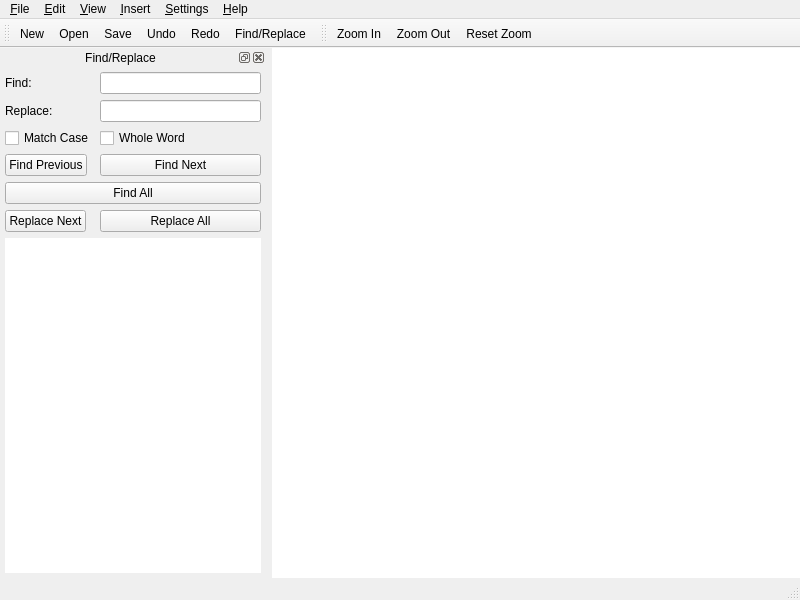
Qt form src/MainWindow.ui (laikatoolbox/laika-notepad) before a commit.
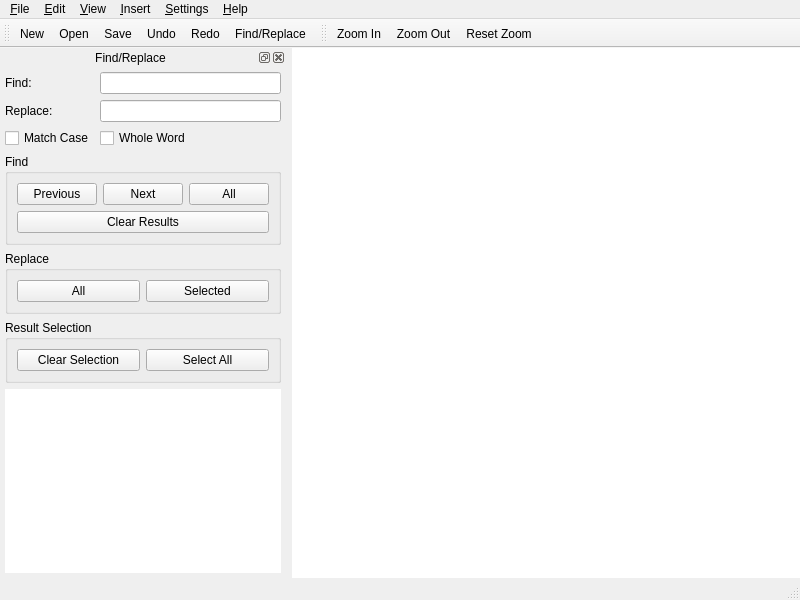
The same form after that commit. Icons and pictures are not drawn. Custom widgets are drawn as their Qt base class.

Commit message: Allow multiple selections

```diff
--- a/src/MainWindow.ui
+++ b/src/MainWindow.ui
@@ -270,18 +270,87 @@
        </property>
       </widget>
      </item>
-     <item row="5" column="0">
-      <widget class="QPushButton" name="replaceNextButton">
-       <property name="text">
-        <string>Replace Next</string>
+     <item row="3" column="0" colspan="2">
+      <widget class="QGroupBox" name="groupBox">
+       <property name="title">
+        <string>Find</string>
        </property>
+       <layout class="QGridLayout" name="gridLayout">
+        <item row="0" column="1">
+         <widget class="QPushButton" name="findNextButton">
+          <property name="text">
+           <string>Next</string>
+          </property>
+         </widget>
+        </item>
+        <item row="0" column="0">
+         <widget class="QPushButton" name="findPreviousButton">
+          <property name="text">
+           <string>Previous</string>
+          </property>
+         </widget>
+        </item>
+        <item row="0" column="2">
+         <widget class="QPushButton" name="findAllButton">
+          <property name="text">
+           <string>All</string>
+          </property>
+         </widget>
+        </item>
+        <item row="1" column="0" colspan="3">
+         <widget class="QPushButton" name="clearResultsButton">
+          <property name="text">
+           <string>Clear Results</string>
+          </property>
+         </widget>
+        </item>
+       </layout>
       </widget>
      </item>
-     <item row="5" column="1">
-      <widget class="QPushButton" name="replaceAllButton">
-       <property name="text">
-        <string>Replace All</string>
+     <item row="4" column="0" colspan="2">
+      <widget class="QGroupBox" name="groupBox_2">
+       <property name="title">
+        <string>Replace</string>
        </property>
+       <layout class="QGridLayout" name="gridLayout_2">
+        <item row="0" column="0">
+         <widget class="QPushButton" name="replaceAllButton">
+          <property name="text">
+           <string>All</string>
+          </property>
+         </widget>
+        </item>
+        <item row="0" column="1">
+         <widget class="QPushButton" name="replaceSelectedButton">
+          <property name="text">
+           <string>Selected</string>
+          </property>
+         </widget>
+        </item>
+       </layout>
+      </widget>
+     </item>
+     <item row="5" column="0" colspan="2">
+      <widget class="QGroupBox" name="groupBox_3">
+       <property name="title">
+        <string>Result Selection</string>
+       </property>
+       <layout class="QGridLayout" name="gridLayout_3">
+        <item row="0" column="0">
+         <widget class="QPushButton" name="clearSelectionButton">
+          <property name="text">
+           <string>Clear Selection</string>
+          </property>
+         </widget>
+        </item>
+        <item row="0" column="1">
+         <widget class="QPushButton" name="selectAllButton">
+          <property name="text">
+           <string>Select All</string>
+          </property>
+         </widget>
+        </item>
+       </layout>
       </widget>
      </item>
      <item row="6" column="0" colspan="2">
@@ -289,26 +358,8 @@
        <property name="frameShape">
         <enum>QFrame::Shape::NoFrame</enum>
        </property>
-      </widget>
-     </item>
-     <item row="3" column="0">
-      <widget class="QPushButton" name="findPreviousButton">
-       <property name="text">
-        <string>Find Previous</string>
-       </property>
-      </widget>
-     </item>
-     <item row="3" column="1">
-      <widget class="QPushButton" name="findNextButton">
-       <property name="text">
-        <string>Find Next</string>
-       </property>
-      </widget>
-     </item>
-     <item row="4" column="0" colspan="2">
-      <widget class="QPushButton" name="findAllButton">
-       <property name="text">
-        <string>Find All</string>
+       <property name="showGrid">
+        <bool>true</bool>
        </property>
       </widget>
      </item>
```
The commit also changes 5 other files.
